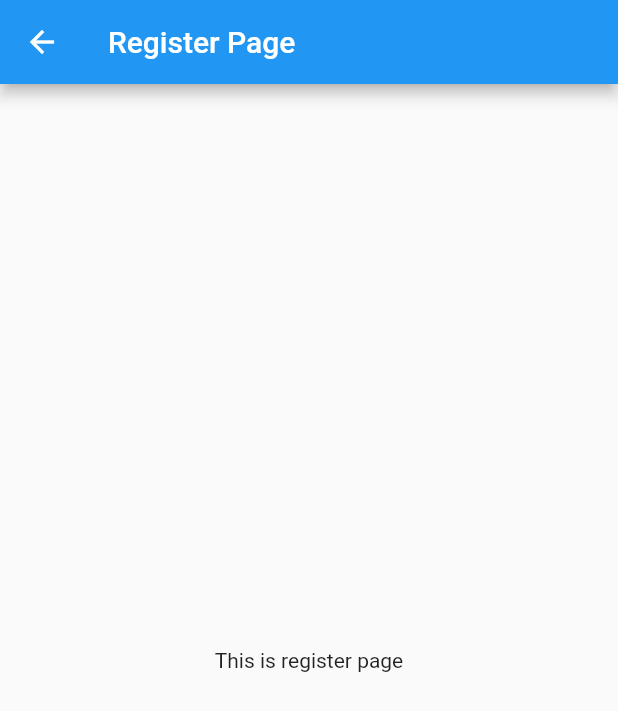
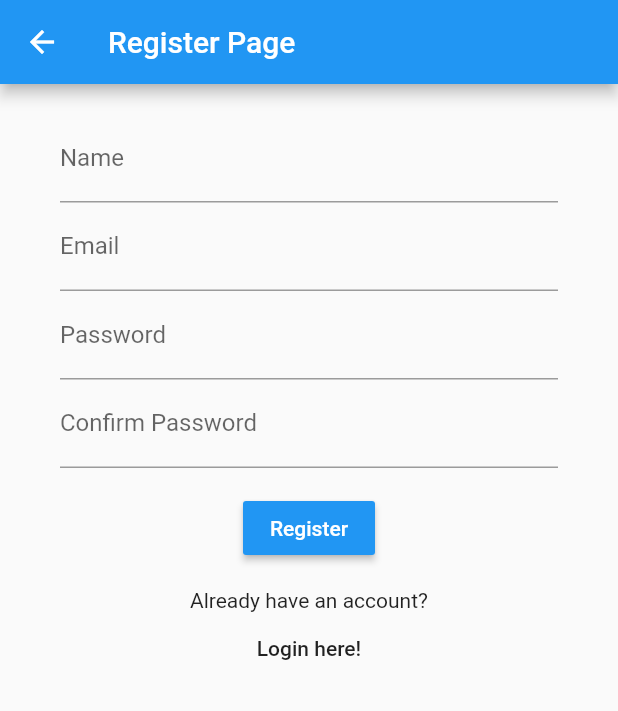
Before and after one commit to jinostrozam/crud_starterapp, a Flutter app: the RegisterPage screen opened directly, on a phone screen of 412 x 824 dp. Shown: the top 711 px of the screen. Run offline on Flutter 3.47's test engine with Material 2 defaults, Android fonts, the phone set to English and light mode, and no system bars; our stand-ins replace email_validator.

Commit message:
register form with validation done

```diff
--- a/lib/pages/register_page.dart
+++ b/lib/pages/register_page.dart
@@ -1,4 +1,6 @@
+import 'package:email_validator/email_validator.dart';
 import 'package:flutter/material.dart';
+import 'package:starterapp/pages/login_page.dart';
 
 class RegisterPage extends StatefulWidget {
   @override
@@ -6,13 +8,113 @@ class RegisterPage extends StatefulWidget {
 }
 
 class _RegisterPageState extends State<RegisterPage> {
+  final _registerFormKey = GlobalKey<FormState>();
+  final _nameController = TextEditingController();
+  final _emailController = TextEditingController();
+  final _passwordController = TextEditingController();
+  final _confirmPasswordController = TextEditingController();
+
+  @override
+  void dispose() {
+    _nameController.dispose();
+    _emailController.dispose();
+    _passwordController.dispose();
+    _confirmPasswordController.dispose();
+    super.dispose();
+  }
+
   @override
   Widget build(BuildContext context) {
     return Scaffold(
       appBar: AppBar(
         title: Text("Register Page"),
       ),
-      body: Center(child: Text('This is register page')),
+      body: SingleChildScrollView(
+        child: Form(
+          key: _registerFormKey,
+          child: Padding(
+            padding: EdgeInsets.symmetric(horizontal: 40.0, vertical: 20.0),
+            child: Column(
+              children: <Widget>[
+                TextFormField(
+                  controller: _nameController,
+                  decoration: InputDecoration(labelText: 'Name'),
+                  validator: (value) {
+                    if (value.isEmpty) {
+                      return "Please enter name.";
+                    }
+                    return null;
+                  },
+                ),
+                TextFormField(
+                  controller: _emailController,
+                  decoration: InputDecoration(labelText: 'Email'),
+                  keyboardType: TextInputType.emailAddress,
+                  validator: (value) {
+                    if (value.isEmpty) {
+                      return 'Please enter email';
+                    } else if (!EmailValidator.validate(value)) {
+                      return 'Please enter valid email';
+                    }
+                    return null;
+                  },
+                ),
+                TextFormField(
+                  controller: _passwordController,
+                  decoration: InputDecoration(labelText: 'Password'),
+                  obscureText: true,
+                  validator: (value) {
+                    if (value.isEmpty) {
+                      return 'Please enter password';
+                    }
+                    return null;
+                  },
+                ),
+                TextFormField(
+                  controller: _confirmPasswordController,
+                  decoration: InputDecoration(labelText: 'Confirm Password'),
+                  obscureText: true,
+                  validator: (value) {
+                    // This is not correct validation. Later we will improve this validation.
+                    if (value != _passwordController.text) {
+                      return 'Confirm Password is not matching';
+                    }
+                    return null;
+                  },
+                ),
+                Container(
+                  margin: const EdgeInsets.only(top: 16.0, bottom: 16.0),
+                  child: RaisedButton(
+                    child: Text("Register"),
+                    color: Theme.of(context).primaryColor,
+                    textColor: Colors.white,
+                    onPressed: () {
+                      if (_registerFormKey.currentState.validate()) {
+                        print('Validation Ok! Submit!');
+                        print('name: ${_nameController.text}');
+                        print('email: ${_emailController.text}');
+                        print('password: ${_passwordController.text}');
+                        print(
+                            'confirmPassword: ${_confirmPasswordController.text}');
+                      }
+                    },
+                  ),
+                ),
+                Text("Already have an account?"),
+                FlatButton(
+                  child: Text("Login here!"),
+                  onPressed: () {
+                    Navigator.push(
+                      context,
+                      MaterialPageRoute(builder: (context) => LoginPage()),
+                    );
+                  },
+                )
+              ],
+            ),
+          ),
+        ),
+      ),
     );
   }
 }
--- a/pubspec.yaml
+++ b/pubspec.yaml
@@ -37,6 +37,7 @@ dependencies:
   intl:
   font_awesome_flutter:
   google_sign_in:
+  email_validator:
 
 
 dev_dependencies:
```
Also changed, not shown: lib/main.dart (+8 -1 lines), lib/pages/home_page.dart (+15 -3 lines), pubspec.lock, 1 other file.
